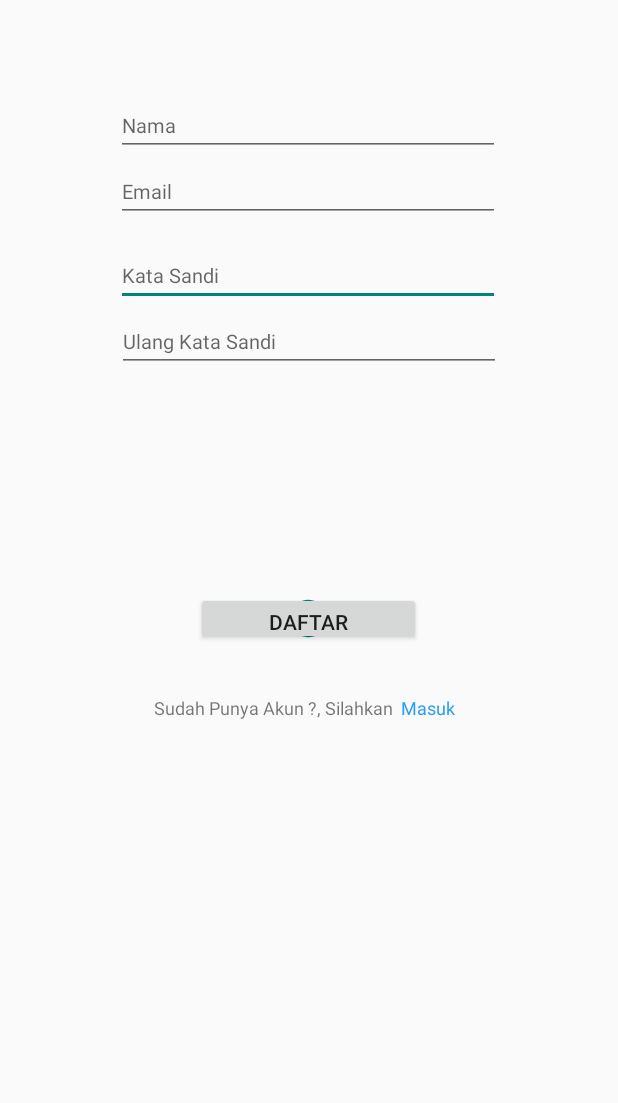
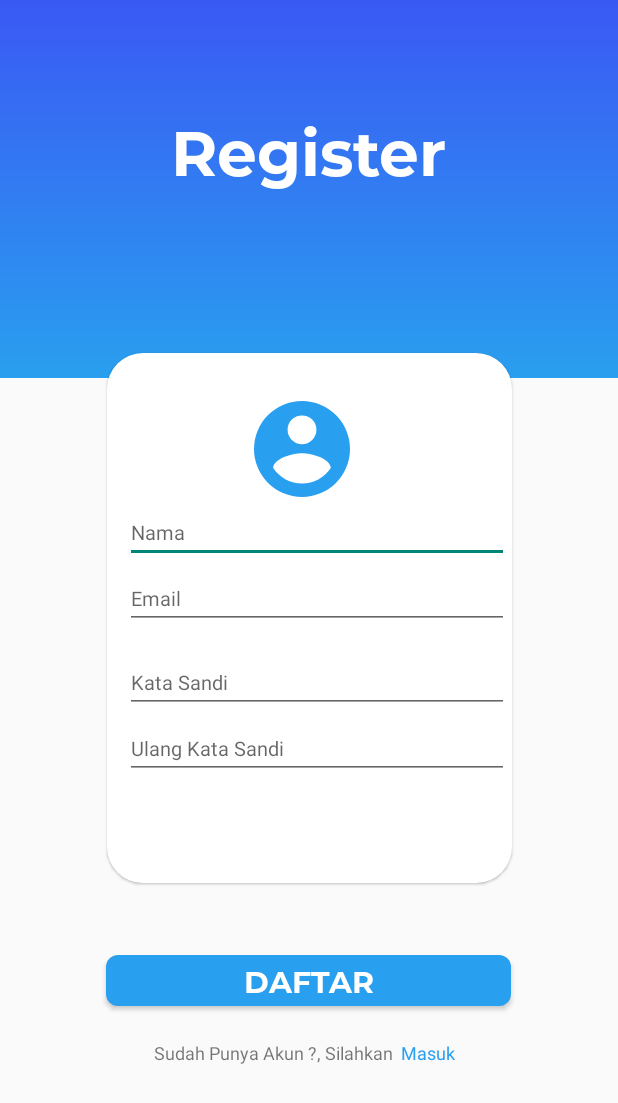
Before and after one commit to BagusMiftaq/RongsokinUser, an Android app: the layout activity_register.xml on its own in the app's theme, with its tools: preview values and no code run, on a phone screen of 412 x 824 dp. Shown: the top 1103 px of the screen. Run offline under Robolectric (Android 15) with nearby library versions, the phone set to English and light mode, and no system bars.

Commit message:
Fifth Commit

```diff
--- a/app/src/main/res/layout/activity_register.xml
+++ b/app/src/main/res/layout/activity_register.xml
@@ -4,83 +4,105 @@
     xmlns:tools="http://schemas.android.com/tools"
     android:layout_width="match_parent"
     android:layout_height="match_parent"
-    tools:context=".Login_Act">
+    tools:context=".RegisterAct">
 
-
-    <ImageView
-        android:id="@+id/nav_user_photo"
+    <View
+        android:id="@+id/view"
         android:layout_width="wrap_content"
-        android:layout_height="wrap_content"
-        android:layout_marginTop="32dp"
+        android:layout_height="252dp"
+        android:layout_marginStart="24dp"
+        android:layout_marginEnd="24dp"
+        android:background="@drawable/bg_blue_gradient_primary"
         app:layout_constraintEnd_toEndOf="parent"
         app:layout_constraintStart_toStartOf="parent"
         app:layout_constraintTop_toTopOf="parent" />
 
-    <EditText
-        android:id="@+id/regPassword"
-        android:layout_width="256dp"
-        android:layout_height="40dp"
-        android:layout_marginTop="16dp"
-        android:ems="10"
-        android:hint="Kata Sandi"
-        android:inputType="textPassword"
-        android:textSize="13sp"
+    <LinearLayout
+        android:id="@+id/linearLayout"
+        android:layout_width="270dp"
+        android:layout_height="353dp"
+        android:background="@drawable/bg_white_corner"
+        android:orientation="vertical"
+        android:elevation="1dp"
+        app:layout_constraintBottom_toBottomOf="parent"
         app:layout_constraintEnd_toEndOf="parent"
-        app:layout_constraintHorizontal_bias="0.496"
         app:layout_constraintStart_toStartOf="parent"
-        app:layout_constraintTop_toBottomOf="@+id/regMail" />
+        app:layout_constraintTop_toTopOf="parent">
+
+
+        <ImageView
+            android:id="@+id/nav_user_photo"
+            android:layout_width="64dp"
+            android:layout_height="64dp"
+            android:background="@drawable/ic_icon_material_account_circle"
+            android:layout_marginStart="98dp"
+            android:layout_marginTop="32dp" />
+
+
+
+
+        <EditText
+            android:id="@+id/regName"
+            android:layout_width="256dp"
+            android:layout_height="40dp"
+            android:layout_marginTop="4dp"
+            android:layout_marginStart="12dp"
+            android:ems="10"
+            android:hint="Nama"
+            android:inputType="textPersonName"
+            android:textSize="13sp"/>
 
     <EditText
         android:id="@+id/regMail"
         android:layout_width="256dp"
         android:layout_height="40dp"
         android:layout_marginTop="4dp"
+        android:layout_marginStart="12dp"
         android:ems="10"
         android:hint="Email"
         android:inputType="textPersonName"
-        android:textSize="13sp"
-        app:layout_constraintEnd_toEndOf="parent"
-        app:layout_constraintHorizontal_bias="0.496"
-        app:layout_constraintStart_toStartOf="parent"
-        app:layout_constraintTop_toBottomOf="@+id/regName" />
+        android:textSize="13sp"/>
 
-    <EditText
-        android:id="@+id/regName"
-        android:layout_width="256dp"
-        android:layout_height="40dp"
-        android:layout_marginTop="32dp"
-        android:ems="10"
-        android:hint="Nama"
-        android:inputType="textPersonName"
-        android:textSize="13sp"
-        app:layout_constraintEnd_toEndOf="parent"
-        app:layout_constraintHorizontal_bias="0.496"
-        app:layout_constraintStart_toStartOf="parent"
-        app:layout_constraintTop_toBottomOf="@+id/nav_user_photo" />
+        <EditText
+            android:id="@+id/regPassword"
+            android:layout_width="256dp"
+            android:layout_height="40dp"
+            android:layout_marginTop="16dp"
+            android:layout_marginStart="12dp"
+            android:ems="10"
+            android:hint="Kata Sandi"
+            android:inputType="textPassword"
+            android:textSize="13sp"/>
 
     <EditText
         android:id="@+id/regPassword2"
         android:layout_width="256dp"
         android:layout_height="40dp"
         android:layout_marginTop="4dp"
+        android:layout_marginStart="12dp"
         android:ems="10"
         android:hint="Ulang Kata Sandi"
         android:inputType="textPassword"
-        android:textSize="13sp"
-        app:layout_constraintEnd_toEndOf="parent"
-        app:layout_constraintStart_toStartOf="parent"
-        app:layout_constraintTop_toBottomOf="@+id/regPassword" />
+        android:textSize="13sp"/>
+
+    </LinearLayout>
 
     <Button
         android:id="@+id/regBtn"
-        android:layout_width="150dp"
-        android:layout_height="35dp"
+        android:layout_width="270dp"
+        android:layout_height="34dp"
+        android:layout_marginTop="48dp"
+        android:layout_marginLeft="24dp"
+        android:layout_marginRight="24dp"
+        android:background="@drawable/bg_blue_primary"
+        android:fontFamily="@font/mbold"
         android:text="DAFTAR"
-        app:layout_constraintBottom_toBottomOf="parent"
+        android:textColor="#FFF"
+        android:textSize="20sp"
         app:layout_constraintEnd_toEndOf="parent"
         app:layout_constraintHorizontal_bias="0.498"
         app:layout_constraintStart_toStartOf="parent"
-        app:layout_constraintTop_toTopOf="parent" />
+        app:layout_constraintTop_toBottomOf="@+id/linearLayout" />
 
     <TextView
         android:id="@+id/textView3"
@@ -88,6 +110,7 @@
         android:layout_height="wrap_content"
         android:text="Sudah Punya Akun ?, Silahkan"
         android:textSize="12sp"
+        android:layout_marginTop="12dp"
         app:layout_constraintBottom_toBottomOf="parent"
         app:layout_constraintEnd_toEndOf="parent"
         app:layout_constraintHorizontal_bias="0.407"
@@ -100,6 +123,7 @@
         android:layout_width="wrap_content"
         android:layout_height="wrap_content"
         android:layout_marginStart="5dp"
+        android:layout_marginTop="12dp"
         android:layout_marginLeft="5dp"
         android:text="Masuk"
         android:textColor="@color/colorPrimary"
@@ -121,5 +145,18 @@
         app:layout_constraintStart_toStartOf="@+id/regBtn"
         app:layout_constraintTop_toTopOf="@+id/regBtn" />
 
+    <TextView
+        android:layout_width="wrap_content"
+        android:layout_height="wrap_content"
+        android:layout_marginTop="72dp"
+        android:fontFamily="@font/mbold"
+        android:text="Register"
+        android:textColor="#fff"
+        android:textSize="42dp"
+        app:layout_constraintEnd_toEndOf="parent"
+        app:layout_constraintHorizontal_bias="0.498"
+        app:layout_constraintStart_toStartOf="parent"
+        app:layout_constraintTop_toTopOf="parent" />
+
 
 </androidx.constraintlayout.widget.ConstraintLayout>
```
Also changed, not shown: app/src/main/java/com/edicoding/picodiploma/rongsokinuser/SplashAct.java (+21 -1 lines), app/src/main/java/com/edicoding/picodiploma/rongsokinuser/input/InputActivity.java (+6 -6 lines), app/src/main/res/layout/activity_splash.xml (+16 -6 lines), app/src/main/res/drawable/logo_rongsokin.png (added).
